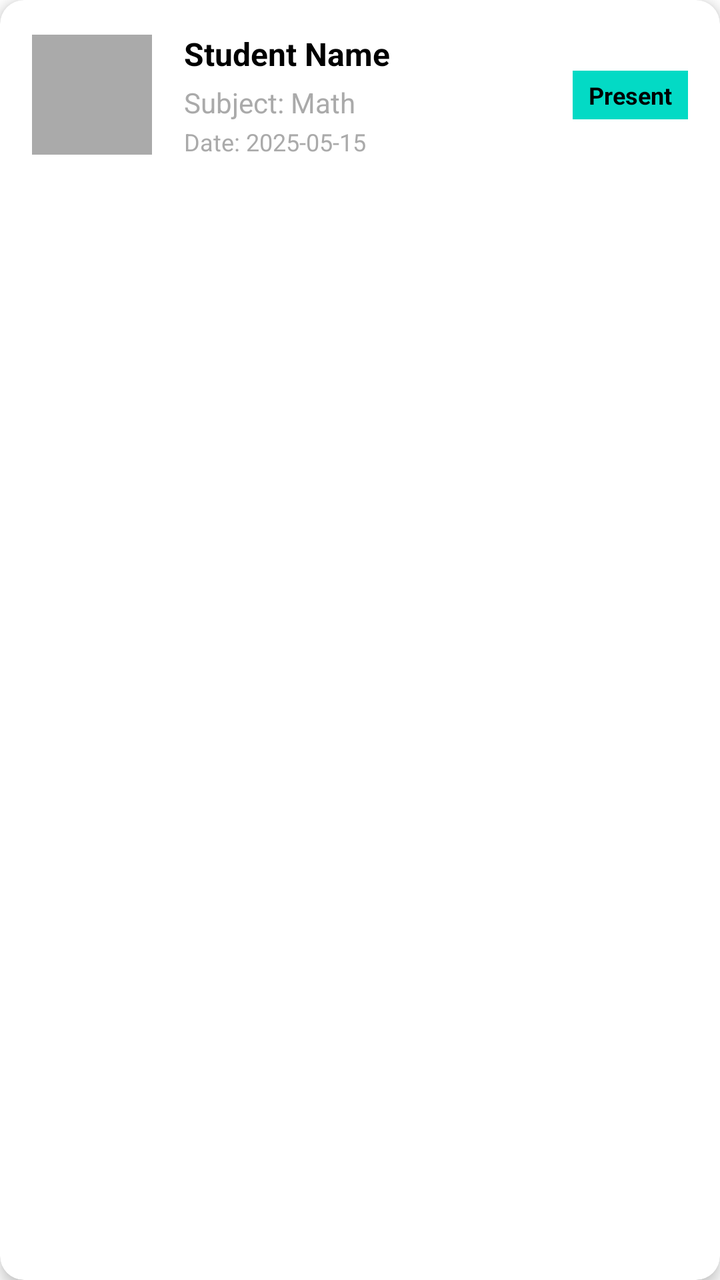
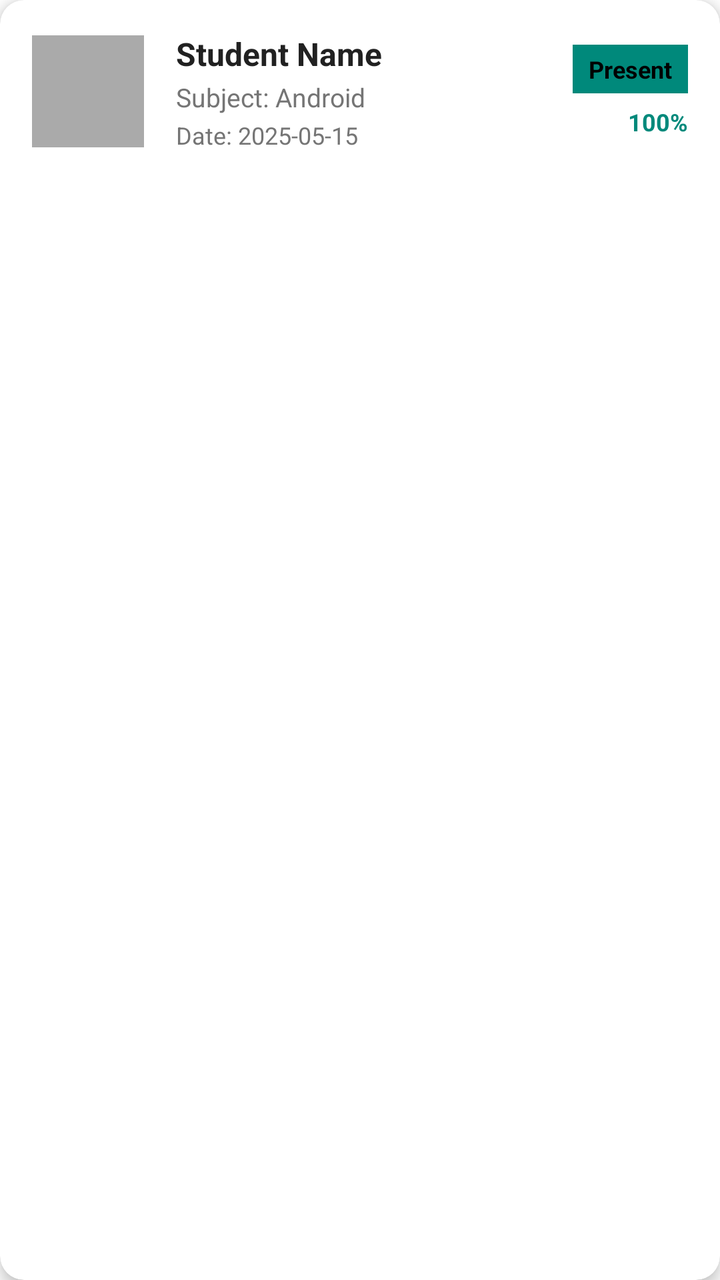

An Android layout rendered at two revisions. The XML below is the earlier revision; the diff shows what the commit changed to produce the second picture.
<!-- AndroidManifest.xml: application theme Theme.Attendance_system -->
<!-- res/layout/item_attendance.xml -->
<?xml version="1.0" encoding="utf-8"?>
<androidx.cardview.widget.CardView xmlns:android="http://schemas.android.com/apk/res/android"
    xmlns:app="http://schemas.android.com/apk/res-auto"
    android:layout_width="match_parent"
    android:layout_height="wrap_content"
    android:layout_marginHorizontal="16dp"
    android:layout_marginVertical="8dp"
    app:cardCornerRadius="12dp"
    app:cardElevation="4dp">

    <LinearLayout
        android:layout_width="match_parent"
        android:layout_height="wrap_content"
        android:orientation="horizontal"
        android:padding="16dp">

        <ImageView
            android:id="@+id/ivItemPhoto"
            android:layout_width="60dp"
            android:layout_height="60dp"
            android:layout_gravity="center_vertical"
            android:background="@android:color/darker_gray"
            android:scaleType="centerCrop" />

        <LinearLayout
            android:layout_width="0dp"
            android:layout_height="wrap_content"
            android:layout_marginStart="16dp"
            android:layout_weight="1"
            android:orientation="vertical">

            <TextView
                android:id="@+id/tvItemName"
                android:layout_width="wrap_content"
                android:layout_height="wrap_content"
                android:text="Student Name"
                android:textColor="@color/black"
                android:textSize="16sp"
                android:textStyle="bold" />

            <TextView
                android:id="@+id/tvItemSubject"
                android:layout_width="wrap_content"
                android:layout_height="wrap_content"
                android:layout_marginTop="4dp"
                android:text="Subject: Math"
                android:textColor="@android:color/darker_gray"
                android:textSize="14sp" />

            <TextView
                android:id="@+id/tvItemDate"
                android:layout_width="wrap_content"
                android:layout_height="wrap_content"
                android:layout_marginTop="2dp"
                android:text="Date: 2025-05-15"
                android:textColor="@android:color/darker_gray"
                android:textSize="12sp" />

        </LinearLayout>

        <TextView
            android:id="@+id/tvItemStatus"
            android:layout_width="wrap_content"
            android:layout_height="wrap_content"
            android:layout_gravity="center_vertical"
            android:background="@color/teal_200"
            android:paddingHorizontal="8dp"
            android:paddingVertical="4dp"
            android:text="Present"
            android:textColor="@color/black"
            android:textSize="12sp"
            android:textStyle="bold" />

    </LinearLayout>

</androidx.cardview.widget.CardView>
<!-- resources referenced by this layout -->
<resources>
  <color name="black">#FF000000</color>
  <color name="teal_200">#FF03DAC5</color>
  <style name="Theme.Attendance_system" parent="Theme.MaterialComponents.Light.NoActionBar">
          <item name="colorPrimary">@color/purple_500</item>
          <item name="colorPrimaryVariant">@color/purple_700</item>
          <item name="colorOnPrimary">@color/white</item>
          <item name="colorSecondary">@color/teal_200</item>
      </style>
  <color name="purple_500">#FF6200EE</color>
  <color name="purple_700">#FF3700B3</color>
  <color name="white">#FFFFFFFF</color>
</resources>

<!-- the commit's change to res/layout/item_attendance.xml (unified diff, before → after) -->
@@ -5,21 +5,23 @@
     android:layout_height="wrap_content"
     android:layout_marginHorizontal="16dp"
     android:layout_marginVertical="8dp"
+    app:cardBackgroundColor="@color/card_background"
     app:cardCornerRadius="12dp"
     app:cardElevation="4dp">
 
     <LinearLayout
         android:layout_width="match_parent"
         android:layout_height="wrap_content"
+        android:gravity="center_vertical"
         android:orientation="horizontal"
         android:padding="16dp">
 
         <ImageView
             android:id="@+id/ivItemPhoto"
-            android:layout_width="60dp"
-            android:layout_height="60dp"
-            android:layout_gravity="center_vertical"
+            android:layout_width="56dp"
+            android:layout_height="56dp"
             android:background="@android:color/darker_gray"
+            android:contentDescription="Photo"
             android:scaleType="centerCrop" />
 
         <LinearLayout
@@ -34,7 +36,7 @@
                 android:layout_width="wrap_content"
                 android:layout_height="wrap_content"
                 android:text="Student Name"
-                android:textColor="@color/black"
+                android:textColor="@color/text_dark"
                 android:textSize="16sp"
                 android:textStyle="bold" />
 
@@ -42,10 +44,10 @@
                 android:id="@+id/tvItemSubject"
                 android:layout_width="wrap_content"
                 android:layout_height="wrap_content"
-                android:layout_marginTop="4dp"
-                android:text="Subject: Math"
-                android:textColor="@android:color/darker_gray"
-                android:textSize="14sp" />
+                android:layout_marginTop="2dp"
+                android:text="Subject: Android"
+                android:textColor="@color/text_muted"
+                android:textSize="13sp" />
 
             <TextView
                 android:id="@+id/tvItemDate"
@@ -53,23 +55,40 @@
                 android:layout_height="wrap_content"
                 android:layout_marginTop="2dp"
                 android:text="Date: 2025-05-15"
-                android:textColor="@android:color/darker_gray"
+                android:textColor="@color/text_muted"
                 android:textSize="12sp" />
 
         </LinearLayout>
 
-        <TextView
-            android:id="@+id/tvItemStatus"
+        <LinearLayout
             android:layout_width="wrap_content"
             android:layout_height="wrap_content"
-            android:layout_gravity="center_vertical"
-            android:background="@color/teal_200"
-            android:paddingHorizontal="8dp"
-            android:paddingVertical="4dp"
-            android:text="Present"
-            android:textColor="@color/black"
-            android:textSize="12sp"
-            android:textStyle="bold" />
+            android:gravity="end"
+            android:orientation="vertical">
+
+            <TextView
+                android:id="@+id/tvItemStatus"
+                android:layout_width="wrap_content"
+                android:layout_height="wrap_content"
+                android:background="@color/teal_200"
+                android:paddingHorizontal="8dp"
+                android:paddingVertical="4dp"
+                android:text="Present"
+                android:textColor="@color/black"
+                android:textSize="12sp"
+                android:textStyle="bold" />
+
+            <TextView
+                android:id="@+id/tvItemPercentage"
+                android:layout_width="wrap_content"
+                android:layout_height="wrap_content"
+                android:layout_marginTop="6dp"
+                android:text="100%"
+                android:textColor="@color/accent_teal"
+                android:textSize="12sp"
+                android:textStyle="bold" />
+
+        </LinearLayout>
 
     </LinearLayout>
 
<!-- resource entries referenced after the edit -->
@@ -1,15 +1,19 @@
 <!-- resources referenced by this layout -->
 <resources>
+  <color name="accent_teal">#00897B</color>
   <color name="black">#FF000000</color>
-  <color name="teal_200">#FF03DAC5</color>
+  <color name="card_background">#FFFFFF</color>
+  <color name="teal_200">#00897B</color>
+  <color name="text_dark">#212121</color>
+  <color name="text_muted">#757575</color>
   <style name="Theme.Attendance_system" parent="Theme.MaterialComponents.Light.NoActionBar">
           <item name="colorPrimary">@color/purple_500</item>
           <item name="colorPrimaryVariant">@color/purple_700</item>
           <item name="colorOnPrimary">@color/white</item>
           <item name="colorSecondary">@color/teal_200</item>
       </style>
-  <color name="purple_500">#FF6200EE</color>
-  <color name="purple_700">#FF3700B3</color>
+  <color name="purple_500">#1A237E</color>
+  <color name="purple_700">#0D47A1</color>
   <color name="white">#FFFFFFFF</color>
 </resources>
 
